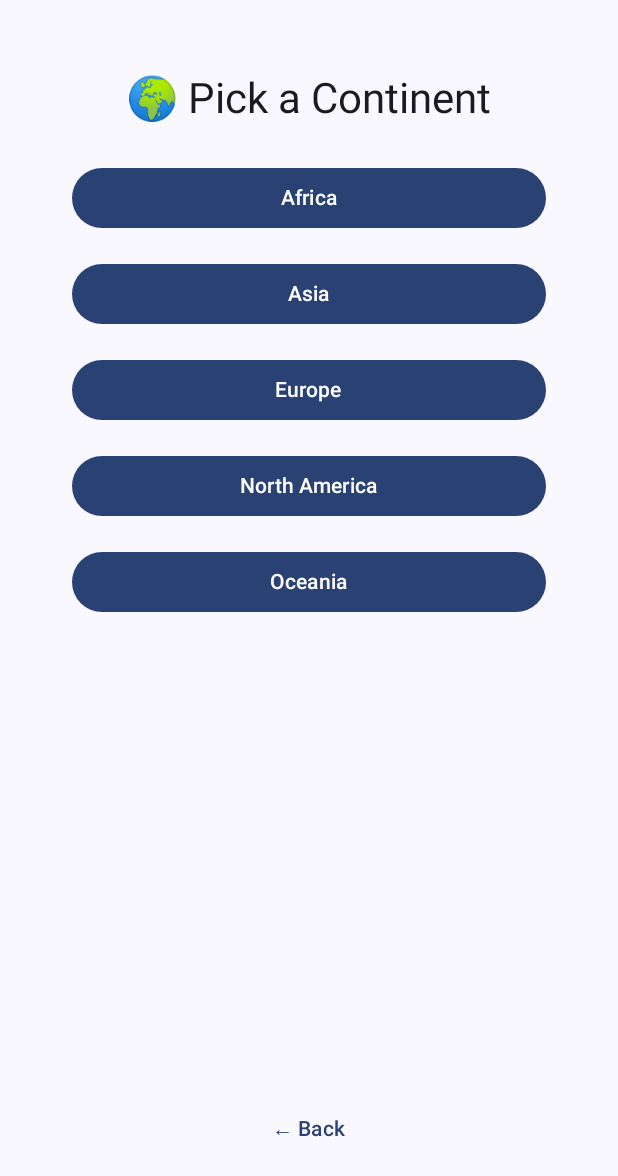
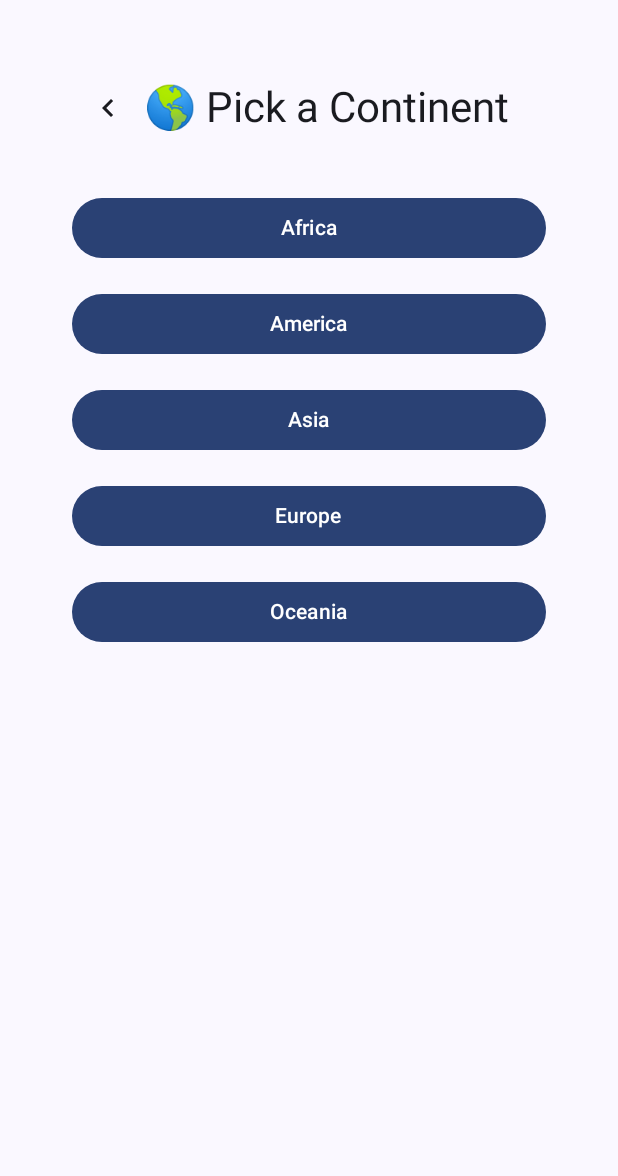
Before and after one commit to cdmngz/FlagQuizApp, an Android app built with Jetpack Compose: the ContinentSelectionScreen screen opened through its navigation route, on a phone screen of 412 x 824 dp. Shown: the top 1176 px of the screen. Run offline under Robolectric (Android 15) with nearby library versions, the phone set to English and light mode, and no system bars.

Commit message:
refactor: title style and clean imports

```diff
--- a/app/src/main/java/com/example/flagquizapp/model/Continents.kt
+++ b/app/src/main/java/com/example/flagquizapp/model/Continents.kt
@@ -2,8 +2,8 @@ package com.example.flagquizapp.model
 
 enum class Continents(val displayName: String) {
     AFRICA("Africa"),
+    AMERICA("America"),
     ASIA("Asia"),
     EUROPE("Europe"),
-    AMERICA("North America"),
     OCEANIA("Oceania"),
 }
--- a/app/src/main/java/com/example/flagquizapp/navigation/AppNavHost.kt
+++ b/app/src/main/java/com/example/flagquizapp/navigation/AppNavHost.kt
@@ -4,6 +4,8 @@ import androidx.compose.foundation.layout.fillMaxSize
 import androidx.compose.foundation.layout.padding
 import androidx.compose.runtime.Composable
 import androidx.compose.runtime.remember
+import androidx.compose.ui.Modifier
+import androidx.compose.ui.unit.dp
 import androidx.navigation.NavHostController
 import androidx.navigation.NavType
 import androidx.navigation.compose.NavHost
@@ -15,8 +17,6 @@ import com.example.flagquizapp.ui.screens.ContinentSelectionScreen
 import com.example.flagquizapp.ui.screens.DailyGameScreen
 import com.example.flagquizapp.ui.screens.FlagQuizScreen
 import com.example.flagquizapp.ui.screens.HomeScreen
-import androidx.compose.ui.Modifier
-import androidx.compose.ui.unit.dp
 
 @Composable
 fun AppNavHost(navController: NavHostController) {
@@ -45,7 +45,17 @@ fun AppNavHost(navController: NavHostController) {
             )
         }
 
-        // 2) Choose your continent
+        composable(Screen.DailyGame.route) {
+            val country = remember { getWorldCountries().random() }
+
+            DailyGameScreen(
+                country = country,
+                onFinish = {
+                    navController.popBackStack()
+                }
+            )
+        }
+
         composable(Screen.ContinentSelection.route) {
             ContinentSelectionScreen(
                 onSelectContinent = { continent ->
@@ -54,17 +64,6 @@ fun AppNavHost(navController: NavHostController) {
                     )
                 },
                 onGoBack = { navController.popBackStack() }
-            )
-        }
-
-        composable(Screen.DailyGame.route) {
-            val country = remember { getWorldCountries().random() }
-
-            DailyGameScreen(
-                country = country,
-                onFinish = {
-                    navController.popBackStack()
-                }
             )
         }
 
--- a/app/src/main/java/com/example/flagquizapp/navigation/Screen.kt
+++ b/app/src/main/java/com/example/flagquizapp/navigation/Screen.kt
@@ -2,8 +2,8 @@ package com.example.flagquizapp.navigation
 
 sealed class Screen(val route: String) {
     data object Home : Screen("home")
+    data object DailyGame : Screen("daily_game")
     data object ContinentSelection : Screen("continent_selection")
-    data object DailyGame : Screen("daily_game")
     data object FlagQuiz : Screen("flag_quiz/{continent}") {
         fun createRoute(continent: String) = "flag_quiz/$continent"
     }
--- a/app/src/main/java/com/example/flagquizapp/ui/screens/ContinentSelectionScreen.kt
+++ b/app/src/main/java/com/example/flagquizapp/ui/screens/ContinentSelectionScreen.kt
@@ -1,12 +1,25 @@
 package com.example.flagquizapp.ui.screens
 
-import androidx.compose.foundation.layout.*
-import androidx.compose.material3.*
+import androidx.compose.foundation.layout.Arrangement
+import androidx.compose.foundation.layout.Column
+import androidx.compose.foundation.layout.Row
+import androidx.compose.foundation.layout.Spacer
+import androidx.compose.foundation.layout.fillMaxSize
+import androidx.compose.foundation.layout.fillMaxWidth
+import androidx.compose.foundation.layout.height
+import androidx.compose.foundation.layout.padding
+import androidx.compose.material.icons.Icons
+import androidx.compose.material.icons.automirrored.filled.KeyboardArrowLeft
+import androidx.compose.material3.Button
+import androidx.compose.material3.Icon
+import androidx.compose.material3.IconButton
+import androidx.compose.material3.MaterialTheme
+import androidx.compose.material3.Text
 import androidx.compose.runtime.Composable
+import androidx.compose.ui.Alignment
 import androidx.compose.ui.Modifier
 import androidx.compose.ui.unit.dp
 import com.example.flagquizapp.model.Continents
-import androidx.compose.ui.Alignment
 
 @Composable
 fun ContinentSelectionScreen(
@@ -20,8 +33,23 @@ fun ContinentSelectionScreen(
         verticalArrangement = Arrangement.Center,
         horizontalAlignment = Alignment.CenterHorizontally
     ) {
-        Text("🌍 Pick a Continent", style = MaterialTheme.typography.headlineMedium)
-        Spacer(Modifier.height(24.dp))
+        Row(
+            modifier              = Modifier.fillMaxWidth(),
+            verticalAlignment     = Alignment.CenterVertically
+        ) {
+            IconButton(onClick = onGoBack) {
+                Icon(
+                    imageVector        = Icons.AutoMirrored.Filled.KeyboardArrowLeft,
+                    contentDescription = "Go Back"
+                )
+            }
+            Text(
+                text  = "🌎 Pick a Continent",
+                style = MaterialTheme.typography.headlineMedium
+            )
+        }
+
+        Spacer(Modifier.height(32.dp))
 
         Continents.entries.forEach { continent ->
             Button(
@@ -34,8 +62,5 @@ fun ContinentSelectionScreen(
         }
 
         Spacer(Modifier.weight(1f))
-        TextButton(onClick = onGoBack) {
-            Text("← Back")
-        }
     }
 }
--- a/app/src/main/java/com/example/flagquizapp/ui/screens/HomeScreen.kt
+++ b/app/src/main/java/com/example/flagquizapp/ui/screens/HomeScreen.kt
@@ -1,25 +1,26 @@
 package com.example.flagquizapp.ui.screens
 
-import androidx.compose.foundation.layout.*
-import androidx.compose.foundation.shape.RoundedCornerShape
-import androidx.compose.material.icons.Icons
-import androidx.compose.material.icons.filled.ArrowDropDown
-import androidx.compose.material.icons.filled.AccountCircle
-import androidx.compose.material3.*
+import androidx.compose.foundation.layout.Arrangement
+import androidx.compose.foundation.layout.Column
+import androidx.compose.foundation.layout.Spacer
+import androidx.compose.foundation.layout.fillMaxSize
+import androidx.compose.foundation.layout.height
+import androidx.compose.foundation.layout.padding
+import androidx.compose.material3.Button
+import androidx.compose.material3.MaterialTheme
+import androidx.compose.material3.Text
 import androidx.compose.runtime.Composable
 import androidx.compose.ui.Alignment
 import androidx.compose.ui.Modifier
-import androidx.compose.ui.graphics.Color
-import androidx.compose.ui.text.font.FontWeight
 import androidx.compose.ui.unit.dp
-import androidx.compose.ui.unit.sp
 
 @Composable
 fun HomeScreen(
     onPlayDailyGame: () -> Unit,
     onPlayWorldQuiz: () -> Unit,
     onPlayCapitalQuiz: () -> Unit,
-    onPlayFootballQuiz: () -> Unit) {
+    onPlayFootballQuiz: () -> Unit
+) {
 
     Column(
         modifier = Modifier
@@ -29,23 +30,17 @@ fun HomeScreen(
         horizontalAlignment = Alignment.CenterHorizontally
     ) {
         Text("Welcome 👋🏻", style = MaterialTheme.typography.headlineMedium)
+
+
         Spacer(Modifier.height(24.dp))
 
-        Button(
-            onClick = onPlayDailyGame,
-            shape = RoundedCornerShape(12.dp),
-            contentPadding = PaddingValues(horizontal = 16.dp, vertical = 10.dp)
-        ) {
-            Text("🗓️ Daily Game")
+        Button(onClick = onPlayDailyGame) {
+            Text("🦜️ Daily Game")
         }
-
-
         Spacer(Modifier.height(16.dp))
 
         Button(
             onClick = onPlayWorldQuiz,
-            shape = RoundedCornerShape(12.dp),
-            contentPadding = PaddingValues(horizontal = 16.dp, vertical = 10.dp)
         ) {
             Text("🌎 World Flags")
         }
@@ -53,8 +48,6 @@ fun HomeScreen(
 
         Button(
             onClick = onPlayCapitalQuiz,
-            shape = RoundedCornerShape(12.dp),
-            contentPadding = PaddingValues(horizontal = 16.dp, vertical = 10.dp)
         ) {
             Text("🏰 Capital Flags (Soon...)")
         }
@@ -62,8 +55,6 @@ fun HomeScreen(
 
         Button(
             onClick = onPlayFootballQuiz,
-            shape = RoundedCornerShape(12.dp),
-            contentPadding = PaddingValues(horizontal = 16.dp, vertical = 10.dp)
         ) {
             Text("⚽️ Football Flags (Soon...)")
         }
```
